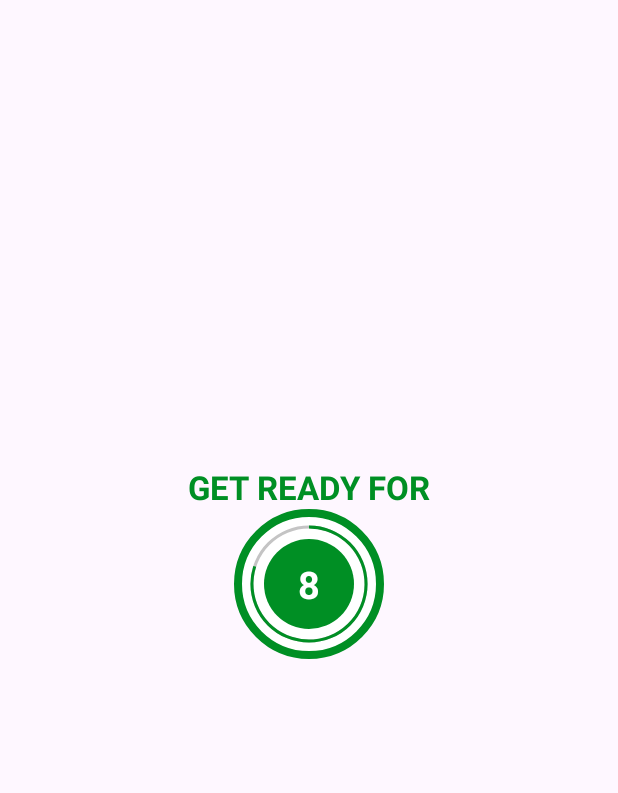
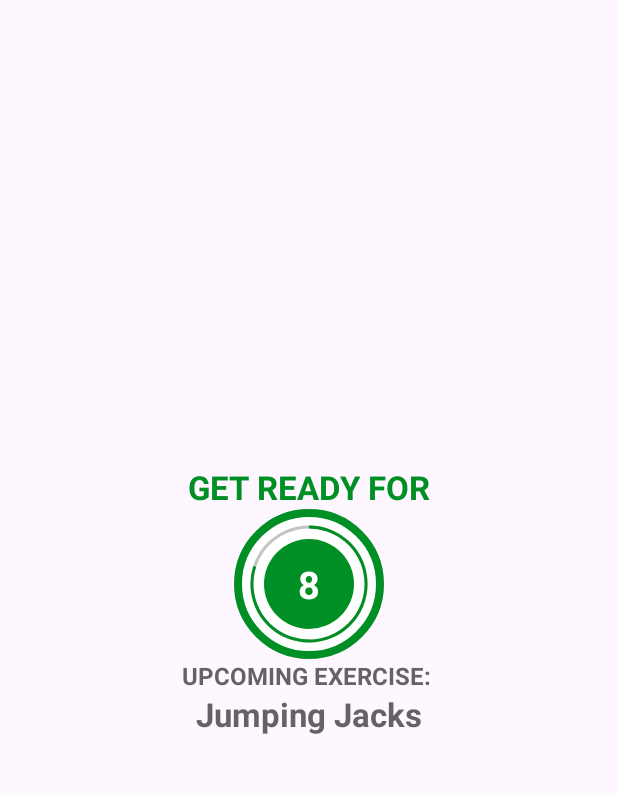
Before and after one commit to dinesh-nd-kumar/WorkOut-Application, an Android app: the ExerciseActivity screen opened directly, with no data from a screen before it, on a phone screen of 412 x 824 dp, the part 84-877 px from its top. Run offline under Robolectric (Android 15) with nearby library versions, the phone set to English and light mode, and no system bars.

Commit message:
two timers completed with upcoming exercise name

```diff
--- a/app/src/main/java/com/dineshdk/workoutapplication/ExerciseActivity.kt
+++ b/app/src/main/java/com/dineshdk/workoutapplication/ExerciseActivity.kt
@@ -50,11 +50,14 @@ class ExerciseActivity : AppCompatActivity() {
         binding.tvExerciseName.visibility = INVISIBLE
         binding.flExerciseView.visibility = INVISIBLE
         binding.ivImage.visibility = INVISIBLE
+        binding.tvUpcomingLable.visibility = VISIBLE
+        binding.tvUpcomingName.visibility = VISIBLE
 
         if (restTimer != null){
             restTimer?.cancel()
             restProgress = 0
         }
+        binding.tvUpcomingName.text = exerciseList!![currentExercisePosition + 1].getName()
         setRestProgressBar()
     }
 
@@ -65,6 +68,8 @@ class ExerciseActivity : AppCompatActivity() {
         binding.tvExerciseName.visibility = VISIBLE
         binding.flExerciseView.visibility = VISIBLE
         binding.ivImage.visibility = VISIBLE
+        binding.tvUpcomingLable.visibility = INVISIBLE
+        binding.tvUpcomingName.visibility = INVISIBLE
 
         if (exTimer != null){
             exTimer?.cancel()
--- a/app/src/main/res/drawable/circular_progress_gray.xml
+++ b/app/src/main/res/drawable/circular_progress_gray.xml
@@ -2,11 +2,13 @@
 <layer-list
     xmlns:android="http://schemas.android.com/apk/res/android">
     <item>
-        <shape android:shape="ring"
+        <shape
+            android:shape="ring"
             android:innerRadiusRatio="2.7"
             android:thicknessRatio="50.0"
             android:useLevel="false">
-            <solid android:color="@color/lightGray"/>
+            <solid
+                android:color="@color/lightGray"/>
 
         </shape>
     </item>
--- a/app/src/main/res/drawable/circular_progressbar.xml
+++ b/app/src/main/res/drawable/circular_progressbar.xml
@@ -2,11 +2,13 @@
 <layer-list
     xmlns:android="http://schemas.android.com/apk/res/android">
     <item>
-        <shape android:shape="ring"
+        <shape
+            android:shape="ring"
             android:innerRadiusRatio="2.7"
             android:thicknessRatio="50.0"
             android:useLevel="true">
-            <solid android:color="@color/colorAccent"/>
+            <solid
+                android:color="@color/colorAccent"/>
 
         </shape>
     </item>
--- a/app/src/main/res/drawable/item_circuler_color_accent_border.xml
+++ b/app/src/main/res/drawable/item_circuler_color_accent_border.xml
@@ -1,6 +1,7 @@
 <?xml version="1.0" encoding="utf-8"?>
 <shape xmlns:android="http://schemas.android.com/apk/res/android"
-    android:shape="oval">
+    android:shape="oval"
+    android:useLevel="true">
     <stroke
         android:width="5dp"
         android:color="@color/colorAccent"/>
--- a/app/src/main/res/layout/activity_exercise.xml
+++ b/app/src/main/res/layout/activity_exercise.xml
@@ -70,12 +70,43 @@
                 />
         </LinearLayout>
     </FrameLayout>
+
+    <TextView
+        android:id="@+id/tvUpcomingLable"
+        android:layout_width="wrap_content"
+        android:layout_height="wrap_content"
+        android:text="UPCOMING EXERCISE: "
+        android:textColor="@color/colorPrimary"
+        android:textSize="16sp"
+        android:textStyle="bold"
+        tools:visibility="visible"
+        app:layout_constraintEnd_toEndOf="parent"
+        app:layout_constraintStart_toStartOf="parent"
+        app:layout_constraintTop_toBottomOf="@id/flRestView"
+        app:layout_constraintBottom_toTopOf="@id/tvUpcomingName"
+        />
+    <TextView
+        android:id="@+id/tvUpcomingName"
+        android:layout_width="wrap_content"
+        android:layout_height="wrap_content"
+        tools:text="upcomingExerciseName"
+        android:textColor="@color/colorPrimary"
+        android:textSize="22sp"
+        android:textStyle="bold"
+        tools:visibility="visible"
+        app:layout_constraintEnd_toEndOf="parent"
+        app:layout_constraintStart_toStartOf="parent"
+        app:layout_constraintTop_toBottomOf="@id/tvUpcomingLable"
+        />
+
+
     <ImageView
         android:id="@+id/ivImage"
         android:layout_width="match_parent"
         android:layout_height="0dp"
         android:scaleType="fitXY"
         android:src="@drawable/ic_jumping_jacks"
+        tools:visibility="invisible"
         app:layout_constraintBottom_toTopOf="@id/tvExerciseName"
         app:layout_constraintTop_toBottomOf="@id/toolbar"
         />
@@ -101,10 +132,10 @@
         android:visibility="gone"
         tools:visibility="visible"
         android:layout_marginTop="10dp"
-        android:background="@drawable/item_color_accent_border_ripple_background"
         app:layout_constraintBottom_toBottomOf="parent"
         app:layout_constraintEnd_toEndOf="parent"
         app:layout_constraintStart_toStartOf="parent"
+        android:background="@drawable/item_color_accent_border_ripple_background"
         app:layout_constraintTop_toBottomOf="@id/tvExerciseName"
         >
         <ProgressBar
@@ -117,7 +148,7 @@
             android:indeterminate="false"
             android:layout_gravity="center"
             android:max="30"
-            android:progress="300"
+            android:progress="25"
             android:rotation="-90"
             />
         <LinearLayout
--- a/app/src/main/res/layout/activity_main.xml
+++ b/app/src/main/res/layout/activity_main.xml
@@ -23,8 +23,9 @@
         app:layout_constraintEnd_toEndOf="parent"
         app:layout_constraintHorizontal_bias="0.5"
         app:layout_constraintStart_toStartOf="parent"
+        app:layout_constraintTop_toBottomOf="@id/myImageView"
         android:background="@drawable/item_color_accent_border_ripple_background"
-        app:layout_constraintTop_toBottomOf="@id/myImageView">
+        >
         <TextView
             android:layout_width="wrap_content"
             android:layout_height="wrap_content"
```
Also changed, not shown: app/src/main/res/drawable/item_color_accent_border_ripple_background.xml (+11 -6 lines).
